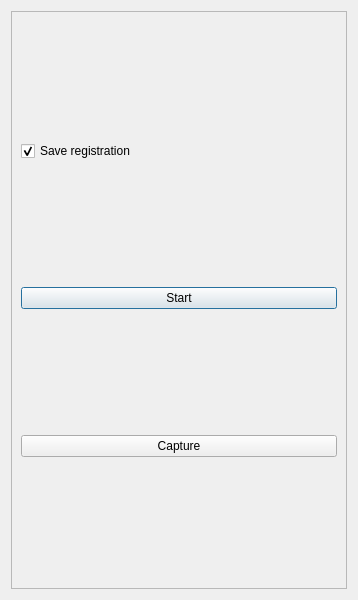
The window that ui/camera.ui (liushuya7/cn5X) describes before a commit, drawn with Qt 5.
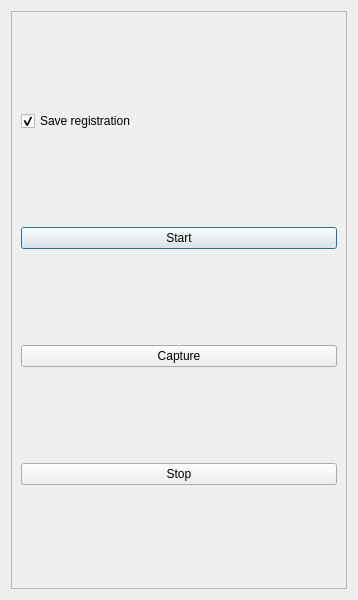
The same window after the commit.

Commit message: solved closing camera thread

```diff
--- a/ui/camera.ui
+++ b/ui/camera.ui
@@ -54,6 +54,13 @@
          </property>
         </widget>
        </item>
+       <item>
+        <widget class="QPushButton" name="pushButton_stop">
+         <property name="text">
+          <string>Stop</string>
+         </property>
+        </widget>
+       </item>
       </layout>
      </widget>
     </widget>
```
The commit also changes 1 other file.
